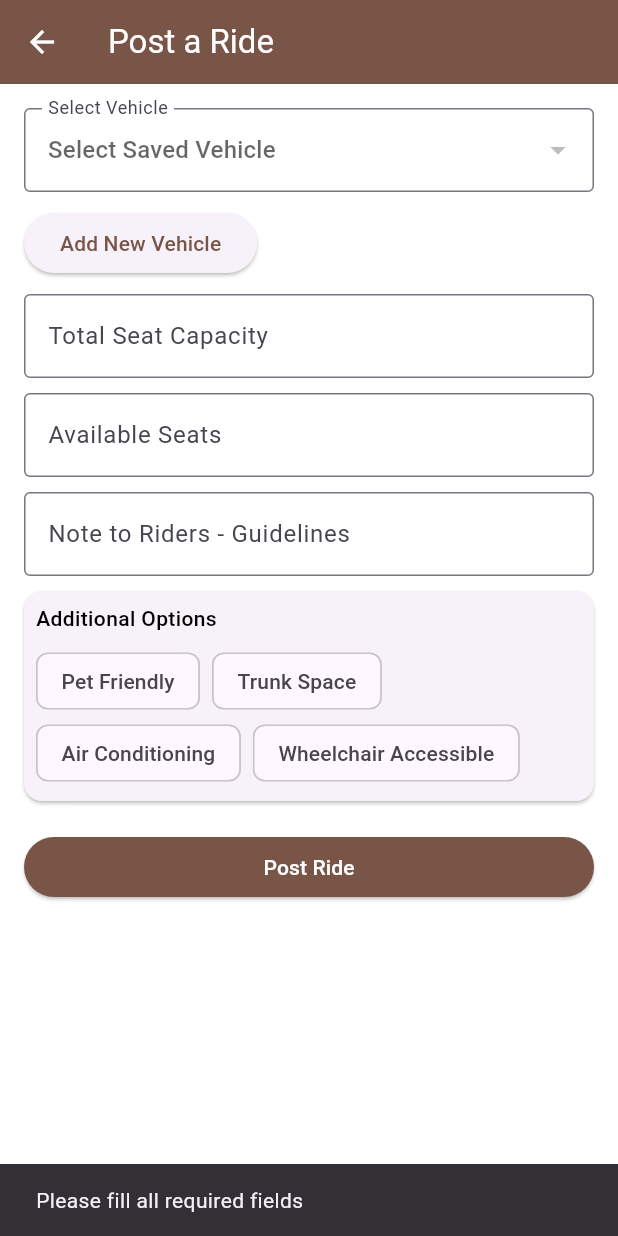
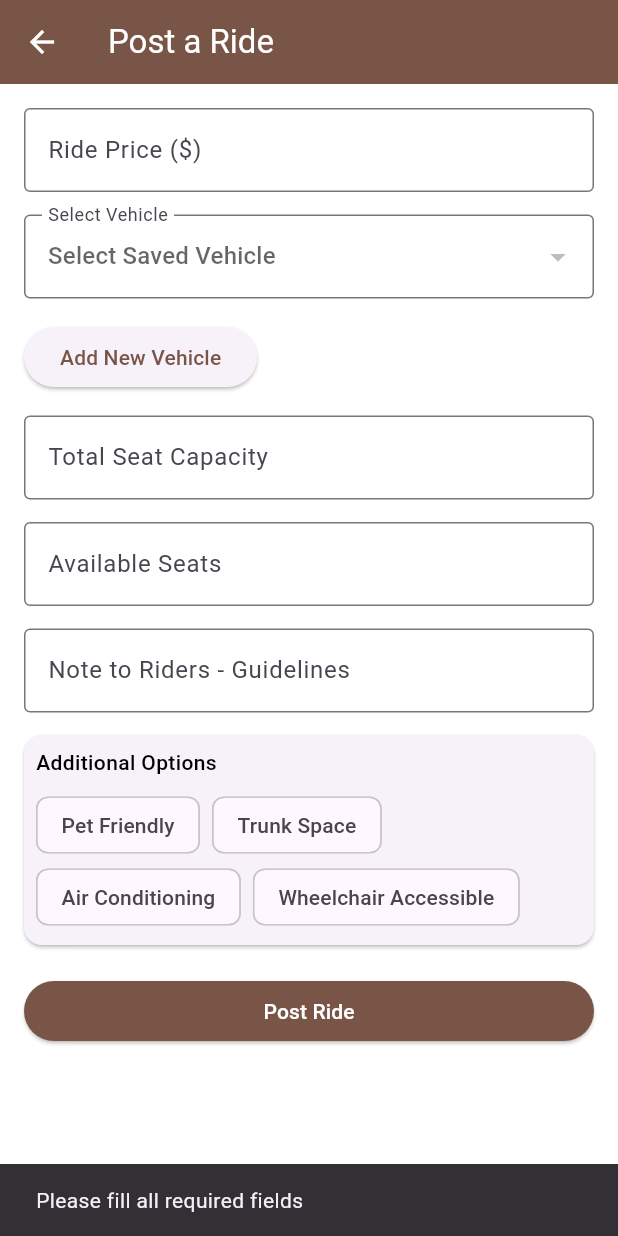
Before and after one commit to aneesa2023/campus_connect, a Flutter app: the PostRideDetails screen opened by its route, after a tap on "Post Ride", on a phone screen of 412 x 824 dp. Run offline on Flutter 3.47's test engine with Material 3 defaults, Android fonts, the phone set to English and light mode, and no system bars; our stand-ins replace flutter_datetime_picker_plus, flutter_secure_storage, google_maps_flutter, image_picker, jwt_decoder, location and 1 more; missing offline and left inert: google_maps_webservice, google_ml_kit; accounts and stored records are empty; network calls fail.

Commit message:
Added ride price

```diff
--- a/lib/screens/post_ride_details.dart
+++ b/lib/screens/post_ride_details.dart
@@ -27,6 +27,7 @@ class PostRideDetails extends StatefulWidget {
 }
 
 class PostRideDetailsState extends State<PostRideDetails> {
+  final TextEditingController _ridePriceController = TextEditingController();
   final TextEditingController _totalSeatsController = TextEditingController();
   final TextEditingController _availableSeatsController =
       TextEditingController();
@@ -162,13 +163,14 @@ class PostRideDetailsState extends State<PostRideDetails> {
         "total_seats": int.tryParse(_totalSeatsController.text) ?? 1,
         "available_seats": int.tryParse(_availableSeatsController.text) ?? 1,
         "departure_time": widget.departureTime,
-        "pet_friendly": _selectedOptions['pet_friendly'].toString(),
-        "trunk_space": _selectedOptions['trunk_space'].toString(),
-        "air_conditioning": _selectedOptions['air_conditioning'].toString(),
-        "wheelchair_access": _selectedOptions['wheelchair_access'].toString(),
+        "pet_friendly": _selectedOptions['pet_friendly'],
+        "trunk_space": _selectedOptions['trunk_space'],
+        "air_conditioning": _selectedOptions['air_conditioning'],
+        "wheelchair_access": _selectedOptions['wheelchair_access'],
         "note": _noteToRidersController.text,
         "ride_status": "scheduled",
         "created_at": DateTime.now().toIso8601String(),
+        "ride_price": double.tryParse(_ridePriceController.text) ?? 0.0,
       };
 
       await ApiService.postRequest(
@@ -209,6 +211,15 @@ class PostRideDetailsState extends State<PostRideDetails> {
                 child: Column(
                   crossAxisAlignment: CrossAxisAlignment.start,
                   children: [
+                    TextField(
+                      controller: _ridePriceController,
+                      decoration: const InputDecoration(
+                        labelText: "Ride Price (\$)",
+                        border: OutlineInputBorder(),
+                      ),
+                      keyboardType: TextInputType.number,
+                    ),
+                    const SizedBox(height: 15),
                     // Select Vehicle
                     DropdownButtonFormField<String>(
                       value: _selectedVehicle,
@@ -231,7 +242,7 @@ class PostRideDetailsState extends State<PostRideDetails> {
                         border: OutlineInputBorder(),
                       ),
                     ),
-                    const SizedBox(height: 10),
+                    const SizedBox(height: 15),
 
                     ElevatedButton(
                       onPressed: () {
@@ -242,7 +253,7 @@ class PostRideDetailsState extends State<PostRideDetails> {
                         style: TextStyle(color: Colors.brown),
                       ),
                     ),
-                    const SizedBox(height: 10),
+                    const SizedBox(height: 15),
                     if (_isAddingVehicle)
                       Padding(
                         padding: const EdgeInsets.symmetric(vertical: 8.0),
@@ -301,7 +312,7 @@ class PostRideDetailsState extends State<PostRideDetails> {
                       ),
                       keyboardType: TextInputType.number,
                     ),
-                    const SizedBox(height: 10),
+                    const SizedBox(height: 15),
 
                     // **Available Seats**
                     TextField(
@@ -312,7 +323,7 @@ class PostRideDetailsState extends State<PostRideDetails> {
                       ),
                       keyboardType: TextInputType.number,
                     ),
-                    const SizedBox(height: 10),
+                    const SizedBox(height: 15),
 
                     // **Note to Riders**
                     TextField(
@@ -322,7 +333,7 @@ class PostRideDetailsState extends State<PostRideDetails> {
                         border: OutlineInputBorder(),
                       ),
                     ),
-                    const SizedBox(height: 10),
+                    const SizedBox(height: 15),
                     Card(
                       margin: EdgeInsets.zero,
                       child: Padding(
@@ -343,8 +354,9 @@ class PostRideDetailsState extends State<PostRideDetails> {
                               children: _multiSelectOptions.map((option) {
                                 String key =
                                     option.toLowerCase().replaceAll(' ', '_');
-                                if (key == 'wheelchair_accessible')
+                                if (key == 'wheelchair_accessible') {
                                   key = 'wheelchair_access';
+                                }
 
                                 return FilterChip(
                                   label: Text(option),
--- a/lib/screens/posted_rides_list.dart
+++ b/lib/screens/posted_rides_list.dart
@@ -243,7 +243,7 @@ class _PostedRidesListState extends State<PostedRidesList> {
     return RefreshIndicator(
       onRefresh: _fetchPostedRides,
       child: _isLoading
-          ? const Center(child: CircularProgressIndicator())
+          ? const Center(child: CircularProgressIndicator(color: Colors.brown,))
           : _errorMessage != null
               ? Center(
                   child: Text(_errorMessage!,
```
